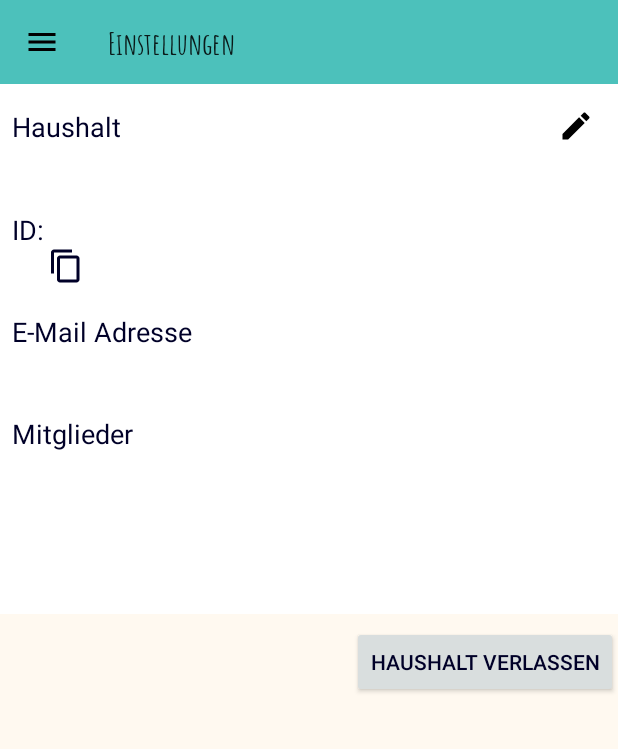
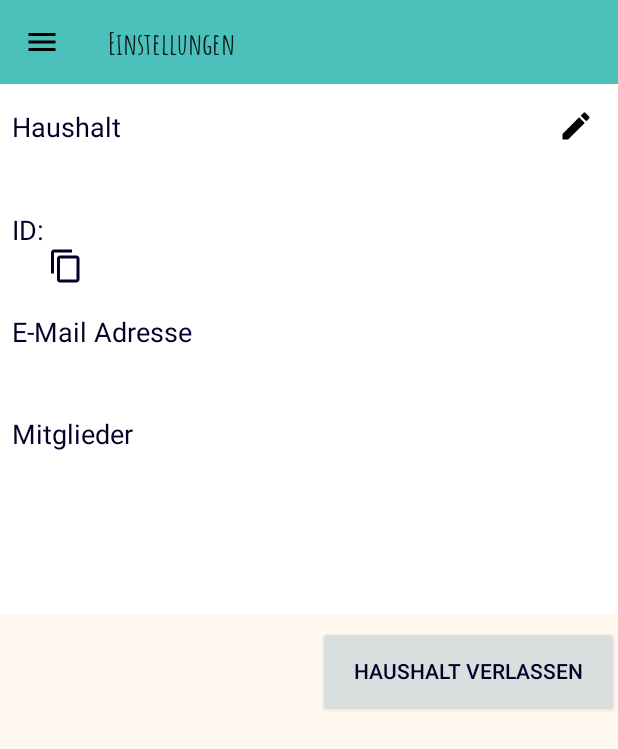
Before and after one commit to Pia98/HolMal, an Android app: the SettingsActivity screen opened directly, with no data from a screen before it, on a phone screen of 412 x 824 dp. Shown: the top 749 px of the screen. Run offline under Robolectric (Android 15) with nearby library versions, the phone set to English and light mode, and no system bars; our stand-ins replace ButterKnife, Firebase (no records; nobody signed in at launch, a user with empty details on screens opened directly); 4 statements that could not run were skipped.

Commit message:
03-02-2019 14:17 - settings styling stuff

```diff
--- a/app/src/main/res/layout/activity_settings.xml
+++ b/app/src/main/res/layout/activity_settings.xml
@@ -354,8 +354,8 @@
                 <!-- corresponds to button 15 in paper prototype-->
                 <Button
                     android:id="@+id/leaveHousehold"
-                    android:layout_width="wrap_content"
-                    android:layout_height="wrap_content"
+                    android:layout_width="@dimen/bigButtonWidth"
+                    android:layout_height="@dimen/buttonHeight"
                     android:text="@string/leave"
                     app:layout_constraintEnd_toEndOf="parent"/>
 
--- a/app/src/main/res/values/dimens.xml
+++ b/app/src/main/res/values/dimens.xml
@@ -89,6 +89,7 @@
 
     <!--button sizes -->
     <dimen name="buttonHeight">60dp</dimen>
+    <dimen name="bigButtonWidth">200dp</dimen>
     <dimen name="finishWidth">100dp</dimen>
     <dimen name="addItemWidth">110dp</dimen>
 
```
